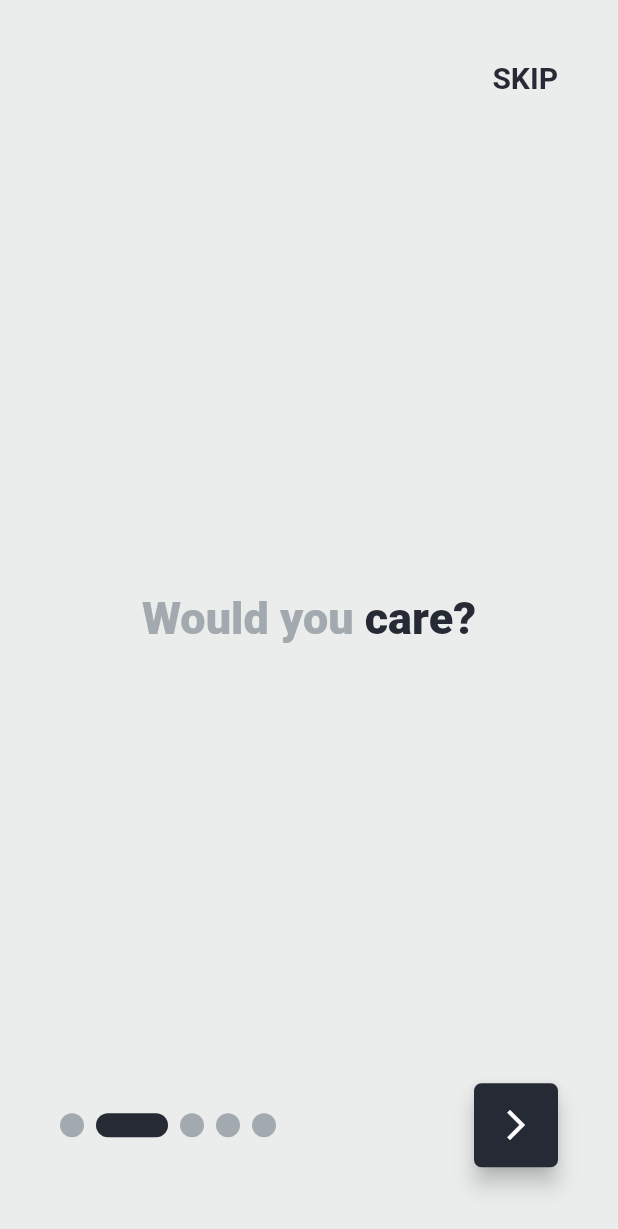
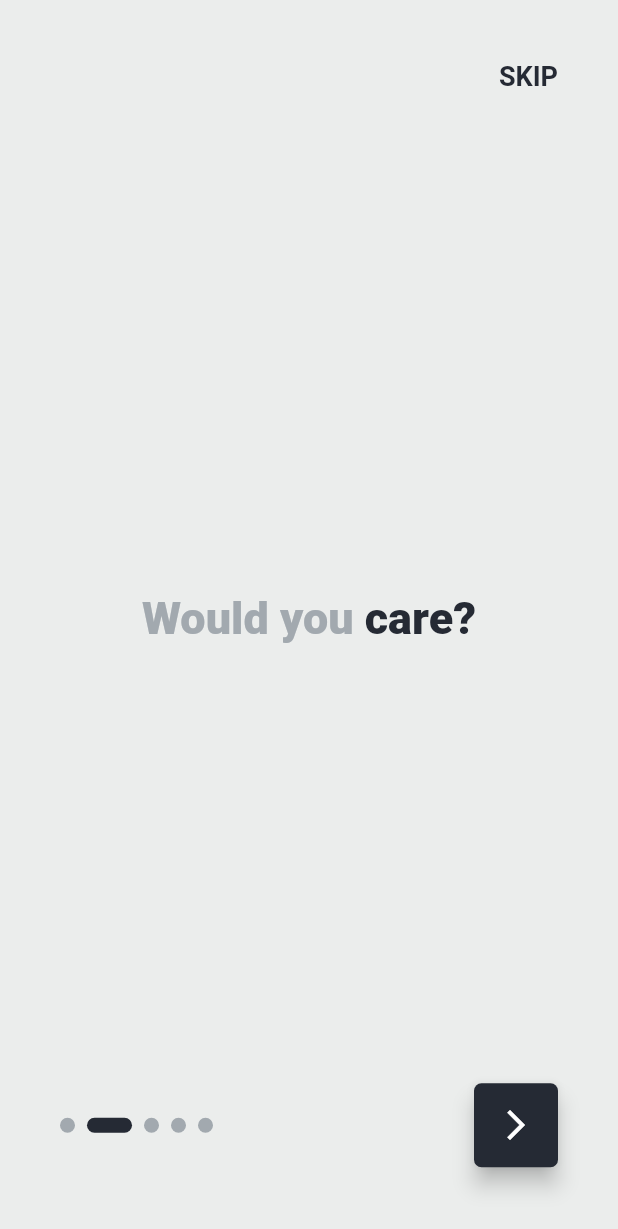
Before and after one commit to amgdHussein/saveMe, a Flutter app: the screen it shows after launch, after a tap on the "arrow forward ios" icon, on a phone screen of 412 x 824 dp. Shown: the top 1229 px of the screen. Run offline on Flutter 3.47's test engine with Material 2 defaults, Android fonts, the phone set to English and light mode, and no system bars; drawn by our look-alikes of smooth_page_indicator; our stand-ins replace bloc, dio, flutter_bloc, flutter_conditional_rendering; network calls fail.

Commit message:
update onboarding screen

```diff
--- a/lib/main.dart
+++ b/lib/main.dart
@@ -1,5 +1,5 @@
 import 'package:flutter/material.dart';
-import 'package:save_me/screen/on_boarding.dart';
+import 'package:save_me/screen/onboarding.dart';
 import 'package:save_me/shared/styles/themes.dart';
 
 void main() => runApp(MyApp());
@@ -10,7 +10,7 @@ class MyApp extends StatelessWidget {
     return MaterialApp(
       title: 'save me',
       debugShowCheckedModeBanner: false,
-      home: OnBoardingScreen(), //AppLayout(),
+      home: OnboardingScreen(), //AppLayout(),
       themeMode: ThemeMode.light,
       theme: SaveMeTheme.lightTheme,
     );
--- a/lib/screen/on_boarding.dart
+++ /dev/null
@@ -1,145 +0,0 @@
-import 'package:flutter/cupertino.dart';
-import 'package:flutter/material.dart';
-import 'package:save_me/layout/app_layout.dart';
-import 'package:save_me/shared/styles/colors.dart';
-import 'package:smooth_page_indicator/smooth_page_indicator.dart';
-
-class OnBoardingScreen extends StatefulWidget {
-  OnBoardingScreen({Key key}) : super(key: key);
-
-  @override
-  _OnBoardingScreenState createState() => _OnBoardingScreenState();
-}
-
-class _OnBoardingScreenState extends State<OnBoardingScreen> {
-  final List<RichText> text = [
-    RichText(
-      text: TextSpan(
-        style: TextStyle(fontSize: 30, fontWeight: FontWeight.w900),
-        children: [
-          TextSpan(
-            text: "What happens when a child is ",
-            style: TextStyle(color: GRAY_CHATEAU),
-          ),
-          TextSpan(text: "frightened ", style: TextStyle(color: GHARADE)),
-          TextSpan(text: "and ", style: TextStyle(color: GRAY_CHATEAU)),
-          TextSpan(text: "alone?", style: TextStyle(color: GHARADE)),
-        ],
-      ),
-    ),
-    RichText(
-      text: TextSpan(
-        style: TextStyle(fontSize: 30, fontWeight: FontWeight.w900),
-        children: [
-          TextSpan(text: "Would you ", style: TextStyle(color: GRAY_CHATEAU)),
-          TextSpan(text: "care?", style: TextStyle(color: GHARADE)),
-        ],
-      ),
-    ),
-    RichText(
-      text: TextSpan(
-        style: TextStyle(fontSize: 30, fontWeight: FontWeight.w900),
-        children: [
-          TextSpan(
-            text: "More than 50,000 children need care and protection.",
-            style: TextStyle(color: GRAY_CHATEAU),
-          ),
-        ],
-      ),
-    ),
-    RichText(
-      text: TextSpan(
-        style: TextStyle(fontSize: 30, fontWeight: FontWeight.w900),
-        children: [
-          TextSpan(text: "They need a ", style: TextStyle(color: GRAY_CHATEAU)),
-          TextSpan(text: "foster carer.", style: TextStyle(color: GHARADE)),
-        ],
-      ),
-    ),
-    RichText(
-      text: TextSpan(
-        style: TextStyle(fontSize: 42, fontWeight: FontWeight.w900),
-        children: [
-          TextSpan(text: "save", style: TextStyle(color: GRAY_CHATEAU)),
-          TextSpan(text: "Me", style: TextStyle(color: GHARADE)),
-        ],
-      ),
-    ),
-  ];
-  PageController boarderController = PageController();
-  bool isLastPage = false;
-
-  @override
-  Widget build(BuildContext context) {
-    return Scaffold(
-      body: Padding(
-        padding: const EdgeInsets.all(40.0),
-        child: Column(
-          crossAxisAlignment: CrossAxisAlignment.end,
-          children: [
-            Expanded(
-              flex: 1,
-              child: GestureDetector(
-                onTap: (){
-                  isLastPage = true;
-                  boarderController.jumpToPage(text.length-1);
-                },
-                child: Text(
-                  "skip".toUpperCase(),
-                  style: TextStyle(
-                    color: Theme.of(context).primaryColor,
-                    fontSize: 20,
-                    fontWeight: FontWeight.bold
-                  ),
-                ),
-              ),
-            ),
-            Expanded(
-              flex: 9,
-              child: PageView.builder(
-                controller: boarderController,
-                physics: BouncingScrollPhysics(),
-                itemBuilder: (BuildContext context, int index) => Center(
-                  child: text[index],
-                ),
-                itemCount: text.length,
-                onPageChanged: (int index) {
-                  isLastPage = index == text.length - 1;
-                },
-              ),
-            ),
-            Expanded(
-              flex: 1,
-              child: Row(
-                mainAxisAlignment: MainAxisAlignment.spaceBetween,
-                children: [
-                  SmoothPageIndicator(
-                    controller: boarderController,
-                    count: text.length,
-                    effect: ExpandingDotsEffect(
-                      dotColor: GRAY_CHATEAU,
-                      activeDotColor: Theme.of(context).primaryColor,
-                    ),
-                  ),
-                  FloatingActionButton(
-                    onPressed: () {
-                      if(isLastPage){
-                        Navigator.pushReplacement(context, MaterialPageRoute(builder: (context) => AppLayout()));
-                      } else {
-                        boarderController.nextPage(
-                          duration: Duration(milliseconds: 750),
-                          curve: Curves.fastLinearToSlowEaseIn,
-                        );
-                      }
-                    },
-                    child: Icon(Icons.arrow_forward_ios),
-                  ),
-                ],
-              ),
-            )
-          ],
-        ),
-      ),
-    );
-  }
-}
--- /dev/null
+++ b/lib/screen/onboarding.dart
@@ -0,0 +1,141 @@
+import 'package:flutter/cupertino.dart';
+import 'package:flutter/material.dart';
+import 'package:flutter_conditional_rendering/conditional.dart';
+
+import 'package:smooth_page_indicator/smooth_page_indicator.dart';
+import 'package:save_me/shared/constants/onboarding_page_sentences.dart';
+import 'package:save_me/shared/styles/colors.dart';
+
+import 'package:save_me/layout/app_layout.dart';
+
+class OnboardingScreen extends StatefulWidget {
+  OnboardingScreen({Key key}) : super(key: key);
+
+  @override
+  _OnboardingScreenState createState() => _OnboardingScreenState();
+}
+
+class _OnboardingScreenState extends State<OnboardingScreen> {
+  PageController boarderController = PageController();
+  bool isLastPage = false;
+
+  @override
+  Widget build(BuildContext context) {
+    return Scaffold(
+      body: Padding(
+        padding: const EdgeInsets.all(40.0),
+        child: Column(
+          crossAxisAlignment: CrossAxisAlignment.end,
+          children: [
+            Expanded(
+              flex: 1,
+              child: Conditional.single(
+                context: context,
+                conditionBuilder: (context) => isLastPage,
+                widgetBuilder: (context) => Text(
+                  "done".toUpperCase(),
+                  style: TextStyle(
+                    color: GRAY_CHATEAU,
+                    fontSize: 18,
+                    fontWeight: FontWeight.bold,
+                  ),
+                ),
+                fallbackBuilder: (context) => GestureDetector(
+                  child: Text(
+                    "skip".toUpperCase(),
+                    style: TextStyle(
+                      color: Theme.of(context).primaryColor,
+                      fontSize: 18,
+                      fontWeight: FontWeight.bold,
+                    ),
+                  ),
+                  onTap: () {
+                    setState(() {
+                      boarderController.jumpToPage(pageSentences.length - 1);
+                    });
+                  },
+                ),
+              ),
+            ),
+            Expanded(
+              flex: 9,
+              child: PageView.builder(
+                controller: boarderController,
+                physics: BouncingScrollPhysics(),
+                itemBuilder: (BuildContext context, int currentPage) => Center(
+                  child: RichText(
+                    text: TextSpan(
+                      style: TextStyle(fontSize: 30, fontWeight: FontWeight.w900),
+                      children: [
+                        for (
+                          int currentSentence = 0;
+                          currentSentence < pageSentences[currentPage].sentences.length;
+                          currentSentence++
+                        ) TextSpan(
+                            text: pageSentences[currentPage].sentences[currentSentence],
+                            style: TextStyle(color: pageSentences[currentPage].colors[currentSentence]),
+                          ),
+                      ],
+                    ),
+                  ),
+                ),
+                itemCount: pageSentences.length,
+                onPageChanged: (int currentPage) {
+                  setState(() {
+                    isLastPage = currentPage == pageSentences.length - 1;
+                  });
+                },
+              ),
+            ),
+            Expanded(
+              flex: 1,
+              child: Conditional.single(
+                context: context,
+                conditionBuilder: (context) => isLastPage,
+                widgetBuilder: (context) => Center(
+                  child: GestureDetector(
+                    child: Text(
+                      "let's go!".toUpperCase(),
+                      style: TextStyle(
+                        color: Theme.of(context).primaryColor,
+                        fontSize: 18,
+                        fontWeight: FontWeight.bold,
+                      ),
+                    ),
+                    onTap: () {
+                      Navigator.pushReplacement(context, MaterialPageRoute(builder: (context) => AppLayout()));
+                    },
+                  ),
+                ),
+                fallbackBuilder: (context) => Row(
+                  mainAxisAlignment: MainAxisAlignment.spaceBetween,
+                  children: [
+                    SmoothPageIndicator(
+                      controller: boarderController,
+                      count: pageSentences.length,
+                      effect: ExpandingDotsEffect(
+                        dotColor: GRAY_CHATEAU,
+                        activeDotColor: Theme.of(context).primaryColor,
+                        dotHeight: 10,
+                        dotWidth: 10,
+                      ),
+                    ),
+                    FloatingActionButton(
+                      onPressed: () {
+                        boarderController.nextPage(
+                          duration: Duration(milliseconds: 750),
+                          curve: Curves.fastLinearToSlowEaseIn,
+                        );
+                      },
+                      child: Icon(Icons.arrow_forward_ios),
+                    ),
+                  ],
+                ),
+              ),
+            ),
+          ],
+        ),
+      ),
+    );
+  }
+}
--- /dev/null
+++ b/lib/shared/constants/onboarding_page_sentences.dart
@@ -0,0 +1,58 @@
+import 'package:save_me/models/onboarding_text.dart';
+import 'package:save_me/shared/styles/colors.dart';
+
+
+List<OnboardingText> pageSentences = [
+  OnboardingText(
+    sentences: [
+      "What happens when a child is ",
+      "frightened ",
+      "and ",
+      "alone?",
+    ],
+    colors: [
+      GRAY_CHATEAU,
+      GHARADE,
+      GRAY_CHATEAU,
+      GHARADE,
+    ],
+  ),
+  OnboardingText(
+    sentences: [
+      "Would you ",
+      "care?",
+    ],
+    colors: [
+      GRAY_CHATEAU,
+      GHARADE,
+    ],
+  ),
+  OnboardingText(
+    sentences: [
+      "More than 50,000 children need care and protection.",
+    ],
+    colors: [
+      GRAY_CHATEAU,
+    ],
+  ),
+  OnboardingText(
+    sentences: [
+      "They need a ",
+      "foster carer.",
+    ],
+    colors: [
+      GRAY_CHATEAU,
+      GHARADE,
+    ],
+  ),
+  OnboardingText(
+    sentences: [
+      "save",
+      "Me",
+    ],
+    colors: [
+      GRAY_CHATEAU,
+      GHARADE,
+    ],
+  ),
+];
```
Also changed, not shown: lib/models/onboarding_text.dart (added, +8 -0 lines), lib/shared/components/chat_messege.dart (added, +102 -0 lines), lib/shared/components/report_finding.dart (added, +14 -0 lines), lib/shared/components/report_missing.dart (added, +14 -0 lines), lib/shared/cubit/lost_state.dart (deleted, +0 -21 lines), lib/shared/cubit/save_me_cubit.dart (renamed from lib/shared/cubit/lost_cubit.dart, +16 -15 lines), lib/shared/cubit/save_me_state.dart (added, +20 -0 lines), lib/shared/services/network/remote/dio_country.dart (added, +34 -0 lines).
